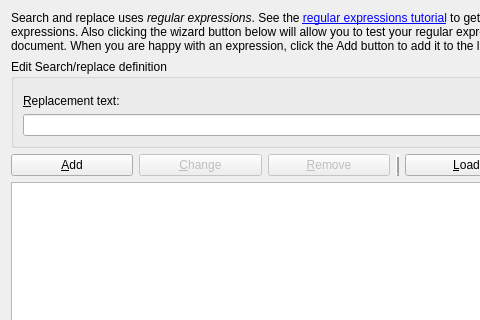
The window that src/calibre/gui2/convert/search_and_replace.ui (kovidgoyal/calibre) describes before a commit, drawn with Qt 5; both pictures show x 0 to 480 and y 0 to 320 of the 667 by 451 pixel window.
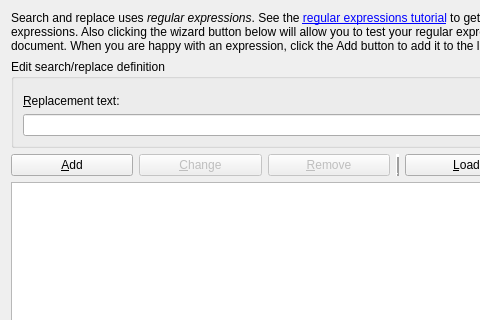
The same window after the commit. Icons and pictures are not drawn. Custom widgets are drawn as their Qt base class.

```diff
--- a/src/calibre/gui2/convert/search_and_replace.ui
+++ b/src/calibre/gui2/convert/search_and_replace.ui
@@ -32,7 +32,7 @@
       </sizepolicy>
      </property>
      <property name="title">
-      <string>Edit Search/replace definition</string>
+      <string>Edit search/replace definition</string>
      </property>
      <layout class="QGridLayout" name="gridLayout_2">
       <property name="sizeConstraint">
```
